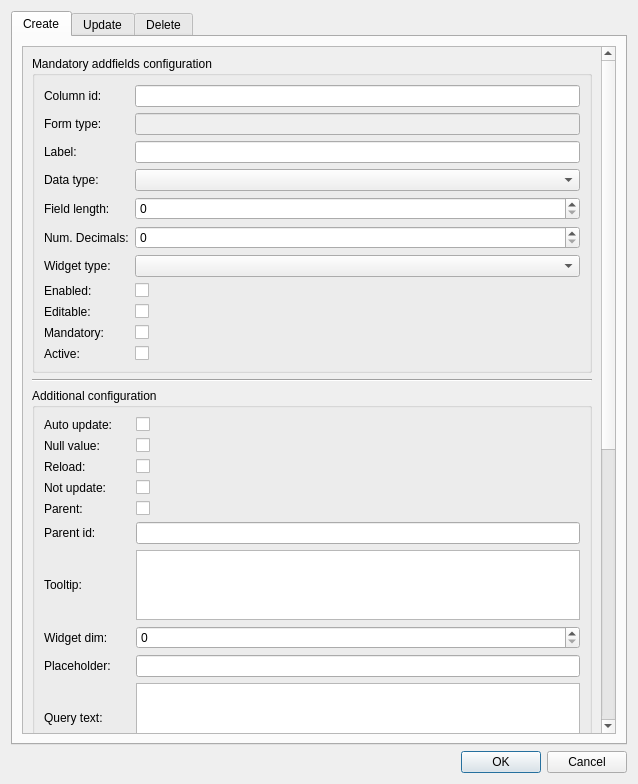
Old version of the form ui/manage_addfields.ui in the repository Giswater/giswater_qgis_plugin.
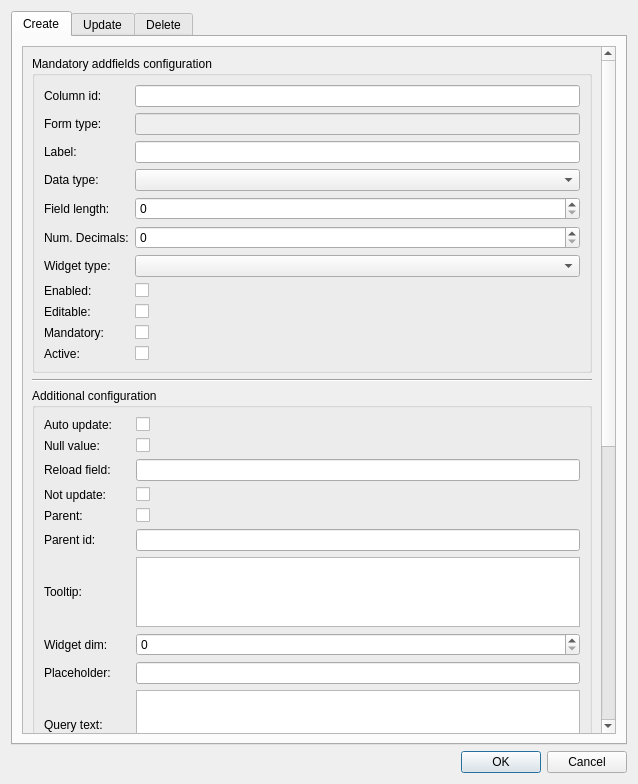
New version of the form.

Commit message: UI - manage addfields change isreload to reload_field

```diff
--- a/ui/manage_addfields.ui
+++ b/ui/manage_addfields.ui
@@ -65,8 +65,8 @@
            <rect>
             <x>0</x>
             <y>0</y>
-            <width>577</width>
-            <height>1113</height>
+            <width>565</width>
+            <height>1328</height>
            </rect>
           </property>
           <layout class="QVBoxLayout" name="verticalLayout">
@@ -293,7 +293,7 @@
                 <item row="4" column="0">
                  <widget class="QLabel" name="lbl_75">
                   <property name="text">
-                   <string>Reload:</string>
+                   <string>Reload field:</string>
                   </property>
                  </widget>
                 </item>
@@ -314,13 +314,6 @@
                   </property>
                  </widget>
                 </item>
-                <item row="4" column="1">
-                 <widget class="QCheckBox" name="isreload">
-                  <property name="text">
-                   <string/>
-                  </property>
-                 </widget>
-                </item>
                 <item row="5" column="1">
                  <widget class="QCheckBox" name="isnotupdate">
                   <property name="text">
@@ -449,6 +442,13 @@
                 <item row="14" column="1">
                  <widget class="QComboBox" name="action_function"/>
                 </item>
+                <item row="4" column="1">
+                 <widget class="QLineEdit" name="reload_field">
+                  <property name="toolTip">
+                   <string>&lt;html&gt;&lt;head/&gt;&lt;body&gt;&lt;p&gt;{&amp;quot;reload&amp;quot;:[&amp;quot;cat_pnom&amp;quot;, &amp;quot;cat_matcat_id&amp;quot;]}&lt;/p&gt;&lt;/body&gt;&lt;/html&gt;</string>
+                  </property>
+                 </widget>
+                </item>
                </layout>
               </item>
              </layout>
```
